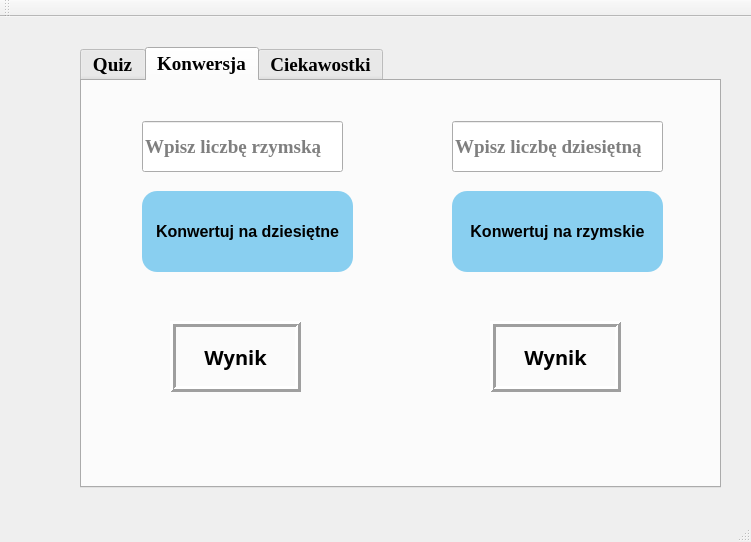
Old version of the form KidsEduGame/GameGUI/GameGUI.ui in the repository mirkosms/KidsEduGame.
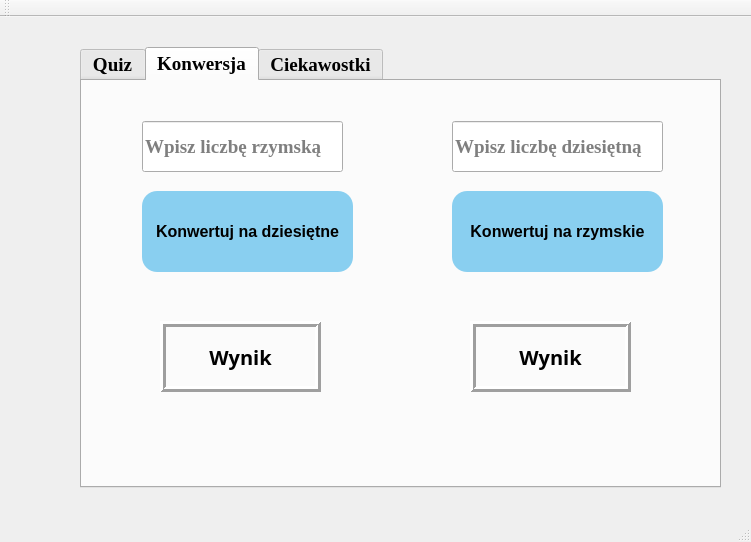
New version of the form. The open tabs and pages were chosen to show the change. Icons and pictures are not drawn.

```diff
--- a/KidsEduGame/GameGUI/GameGUI.ui
+++ b/KidsEduGame/GameGUI/GameGUI.ui
@@ -274,9 +274,9 @@
      <widget class="QLabel" name="labelRomanResult">
       <property name="geometry">
        <rect>
-        <x>408</x>
+        <x>388</x>
         <y>240</y>
-        <width>131</width>
+        <width>161</width>
         <height>71</height>
        </rect>
       </property>
@@ -312,9 +312,9 @@
      <widget class="QLabel" name="labelDecimalResult">
       <property name="geometry">
        <rect>
-        <x>88</x>
+        <x>78</x>
         <y>240</y>
-        <width>131</width>
+        <width>161</width>
         <height>71</height>
        </rect>
       </property>
```
Left out of the diff: 4 changed lines with no effect on the pictures.
